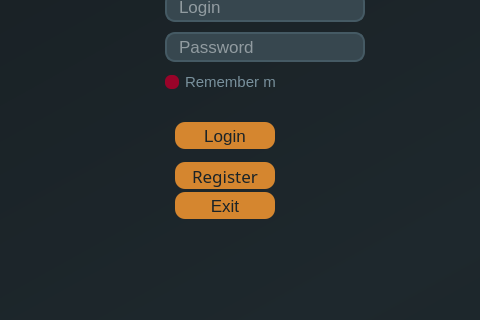
Before: the Qt Designer form Lab2/Lab2_proj/ClientPart/mainwindow.ui in BohdanGunko/clientServetTcpIp, drawn with Qt 5; both pictures show x 235 to 715 and y 148 to 468 of the 1366 by 768 pixel window.
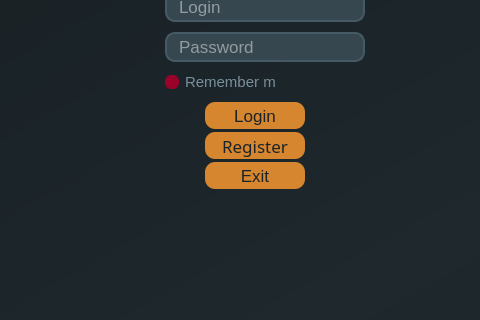
After: the same form once the commit is applied.

The edit to the form file:
```diff
--- a/Lab2/Lab2_proj/ClientPart/mainwindow.ui
+++ b/Lab2/Lab2_proj/ClientPart/mainwindow.ui
@@ -57,7 +57,7 @@
     <item row="0" column="0">
      <widget class="QStackedWidget" name="stackedWidget">
       <property name="styleSheet">
-       <string notr="true">background-color:qlineargradient(spread:pad, x1:0, y1:0, x2:1, y2:1, stop:0 rgba(23, 30, 34, 255), stop:0.5 rgba(30, 40, 45, 255), stop:1 rgba(23, 30, 34, 255));</string>
+       <string notr="true">background-color:#1e282d;</string>
       </property>
       <property name="currentIndex">
        <number>0</number>
@@ -186,8 +186,8 @@
         </property>
         <property name="geometry">
          <rect>
-          <x>410</x>
-          <y>340</y>
+          <x>440</x>
+          <y>310</y>
           <width>100</width>
           <height>27</height>
          </rect>
@@ -220,8 +220,8 @@
        <widget class="QPushButton" name="LogButton">
         <property name="geometry">
          <rect>
-          <x>410</x>
-          <y>270</y>
+          <x>440</x>
+          <y>250</y>
           <width>100</width>
           <height>27</height>
          </rect>
@@ -254,8 +254,8 @@
        <widget class="QPushButton" name="RegButton">
         <property name="geometry">
          <rect>
-          <x>410</x>
-          <y>310</y>
+          <x>440</x>
+          <y>280</y>
           <width>100</width>
           <height>27</height>
          </rect>
```
